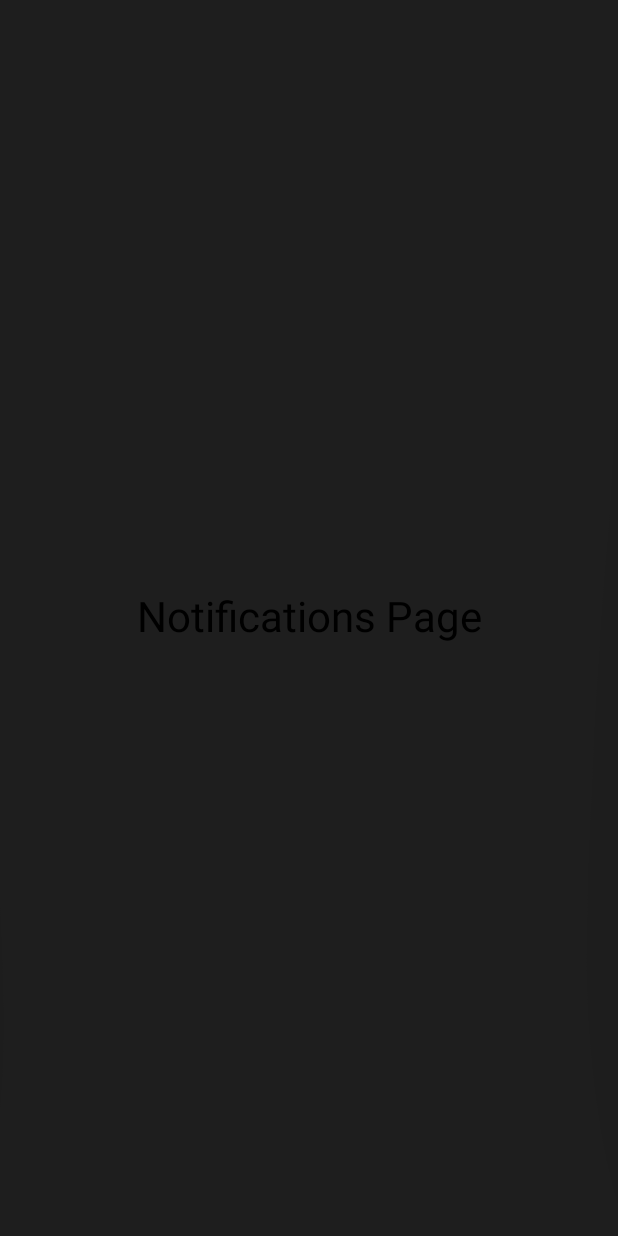
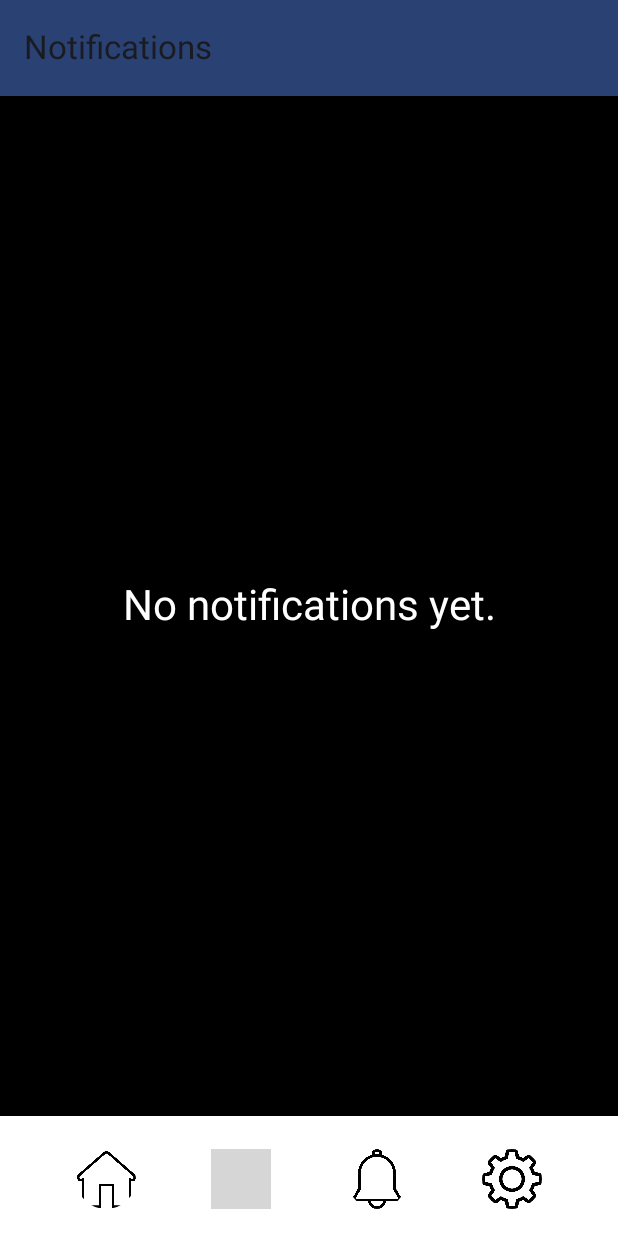
Before and after one commit to HaroldasT2/Mobile_Integration_CA3_Haroldas_Wiktor, an Android app built with Jetpack Compose: the NotificationsPage screen opened through its navigation route, on a phone screen of 412 x 824 dp. Run offline under Robolectric (Android 15) with nearby library versions, the phone set to English and light mode, and no system bars; grey boxes are pictures that could not be loaded.

Commit message:
added a navigation bar component, created recordings,notification and settings pag

```diff
--- a/app/src/main/java/com/example/homeguard/MainActivity.kt
+++ b/app/src/main/java/com/example/homeguard/MainActivity.kt
@@ -3,51 +3,31 @@ package com.example.homeguard
 import android.os.Bundle
 import androidx.activity.ComponentActivity
 import androidx.activity.compose.setContent
-import androidx.activity.enableEdgeToEdge
-import androidx.compose.foundation.layout.fillMaxSize
-import androidx.compose.foundation.layout.padding
-import androidx.compose.material3.Scaffold
-import androidx.compose.material3.Text
 import androidx.compose.foundation.Image
 import androidx.compose.foundation.background
-import androidx.compose.foundation.layout.Arrangement
-import androidx.compose.ui.res.painterResource
-import androidx.compose.foundation.layout.Box
-import androidx.compose.foundation.layout.Column
-import androidx.compose.foundation.layout.Row
-import androidx.compose.foundation.layout.Spacer
-import androidx.compose.foundation.layout.fillMaxWidth
-import androidx.compose.foundation.layout.height
-import androidx.compose.foundation.layout.size
-import androidx.compose.foundation.layout.width
-import androidx.compose.foundation.layout.wrapContentWidth
-import androidx.compose.material3.Button
-import androidx.compose.material3.ButtonDefaults
-import androidx.compose.material3.Icon
-import androidx.compose.material3.IconButton
-import androidx.compose.material3.MaterialTheme
-import androidx.compose.material3.Surface
-import androidx.compose.material3.Switch
-import androidx.compose.ui.layout.ContentScale
-import androidx.compose.runtime.Composable
-import androidx.compose.runtime.getValue
-import androidx.compose.runtime.mutableStateOf
-import androidx.compose.runtime.remember
-import androidx.compose.runtime.setValue
+import androidx.compose.foundation.layout.*
+import androidx.compose.material3.*
+import androidx.compose.runtime.*
 import androidx.compose.ui.Alignment
 import androidx.compose.ui.Modifier
-import androidx.compose.runtime.*
-import androidx.navigation.compose.NavHost
-import androidx.navigation.compose.composable
-import androidx.navigation.compose.rememberNavController
 import androidx.compose.ui.graphics.Color
 import androidx.compose.ui.graphics.painter.Painter
+import androidx.compose.ui.layout.ContentScale
+import androidx.compose.ui.res.painterResource
 import androidx.compose.ui.res.stringResource
 import androidx.compose.ui.text.style.TextAlign
 import androidx.compose.ui.tooling.preview.Preview
 import androidx.compose.ui.unit.dp
 import androidx.compose.ui.unit.sp
+import androidx.navigation.NavController
+import androidx.navigation.compose.NavHost
+import androidx.navigation.compose.composable
+import androidx.navigation.compose.rememberNavController
+import com.example.homeguard.ui.CameraPage
 import com.example.homeguard.ui.theme.HomeGuardTheme
+import com.example.homeguard.ui.BottomNavBar
+import com.example.homeguard.ui.NotificationsPage
+import com.example.homeguard.ui.SettingsPage
 
 class MainActivity : ComponentActivity() {
     override fun onCreate(savedInstanceState: Bundle?) {
@@ -74,155 +54,64 @@ fun ImageBackground(){
 @Composable
 fun HomeGuardApp() {
     val navController = rememberNavController()
-    ImageBackground()
+
     NavHost(navController = navController, startDestination = "home") {
-        //Home Page
-        composable("home") { HomePage(navController,
-            title = stringResource(R.string.title_jetpack_compose_tutorial),
+        composable("home") {
+            HomePage(
+                navController = navController,
+                title = "HomeGuard",
                 image1 = painterResource(R.drawable.bg_compose_background),
-            image2 = painterResource(R.drawable.microphone),
-            modifier = Modifier.fillMaxSize().padding(16.dp)) }
-
-
-
-        //Camera Page
+                image2 = painterResource(R.drawable.microphone)
+            )
+        }
         composable("camera") { CameraPage(navController) }
-
-
-        //Notifications Page
         composable("notifications") { NotificationsPage(navController) }
-
-
-        //Settings Page
         composable("settings") { SettingsPage(navController) }
     }
 }
 
+
 @Composable
-fun HomePage(navController: androidx.navigation.NavController,
-             title: String,
-             image1: Painter,
-             image2: Painter,
-             modifier: Modifier = Modifier,) {
-
-
-
-    var isGreen by remember { mutableStateOf(false) }
-    var isSwitchChecked by remember { mutableStateOf(false) }
-
-
-
-    //Used to change the layout of the app
-    Column(modifier = modifier,
+fun HomePage(navController: NavController, title: String, image1: Painter, image2: Painter) {
+    Scaffold(
+        bottomBar = { BottomNavBar(navController) },
+        containerColor = Color.Black // Background for the page
+    ) { paddingValues ->
+        Column(
+            modifier = Modifier
+                .fillMaxSize()
+                .padding(paddingValues)
+                .padding(16.dp),
             horizontalAlignment = Alignment.CenterHorizontally
         ) {
-
             Text(
                 text = title,
-            modifier = Modifier.padding(16.dp),
                 fontSize = 40.sp,
+                color = Color.White,
                 textAlign = TextAlign.Center,
-            color = Color.White
+                modifier = Modifier.padding(16.dp)
             )
 
             Image(painter = image1, contentDescription = null, modifier = Modifier.size(300.dp))
 
-
-
+            var isGreen by remember { mutableStateOf(false) }
             Button(
                 colors = ButtonDefaults.buttonColors(containerColor = if (isGreen) Color.Green else Color.Gray),
                 onClick = { isGreen = !isGreen },
                 modifier = Modifier.padding(16.dp)
-        ){
-            // Text(text = stringResource(R.string.increment_button)) // Button text: "Add Person"
-            Image(painter = image2, contentDescription = null, Modifier.width(100.dp))
+            ) {
+                Image(painter = image2, contentDescription = null, modifier = Modifier.width(100.dp))
             }
 
-        Row(
-            horizontalArrangement = Arrangement.spacedBy(8.dp),
-            verticalAlignment = Alignment.CenterVertically
-        ) {
-            Text(text = stringResource(R.string.show_average),
-                color = Color.White)
-            Switch(
-                modifier = Modifier
-                    .fillMaxWidth()
-                    .wrapContentWidth(Alignment.End),
-                checked = isSwitchChecked,
-                onCheckedChange = { isSwitchChecked = it }
-            )
+            Row(verticalAlignment = Alignment.CenterVertically) {
+                Text(text = "Voice Changer", color = Color.White)
+                val checkedState = remember { mutableStateOf(false) }
+                Switch(checked = checkedState.value, onCheckedChange = { checkedState.value = it })
             }
-
-
-
-        Spacer(modifier = Modifier.height(150.dp))
-        Row(
-            modifier = Modifier
-                .fillMaxWidth()
-                .background(Color.White)
-                .padding(8.dp),
-            horizontalArrangement = Arrangement.SpaceEvenly,
-            verticalAlignment = Alignment.CenterVertically
-        ) {
-            IconButton(
-                onClick = { navController.navigate("home") }
-            ) {
-                Icon(
-                    painter = painterResource(id = R.drawable.home),
-                    contentDescription = "Home",
-                    tint = Color.Black
-                )
         }
-
-            IconButton(
-                onClick = { navController.navigate("camera") }
-            ) {
-                Icon(
-                    painter = painterResource(id = R.drawable.camera),
-                    contentDescription = "Camera",
-                    tint = Color.Black
-                )
-            }
-
-            IconButton(
-                onClick = { navController.navigate("notifications") }
-            ) {
-                Icon(
-                    painter = painterResource(id = R.drawable.bell),
-                    contentDescription = "Bell",
-                    tint = Color.Black
-                )
-            }
-
-            IconButton(
-                onClick = { navController.navigate("settings") }
-            ) {
-                Icon(
-                    painter = painterResource(id = R.drawable.settings),
-                    contentDescription = "Settings",
-                    tint = Color.Black
-                )
     }
 }
 
-    }
-
-}
-
-@Composable
-fun CameraPage(navController: androidx.navigation.NavController) {
-    CenteredText("Camera Page")
-}
-
-@Composable
-fun NotificationsPage(navController: androidx.navigation.NavController) {
-    CenteredText("Notifications Page")
-}
-
-@Composable
-fun SettingsPage(navController: androidx.navigation.NavController) {
-    CenteredText("Settings Page")
-}
 
 @Composable
 fun CenteredText(text: String) {
@@ -242,6 +131,5 @@ fun GreetingPreview() {
     HomeGuardTheme {
         ImageBackground()
         HomeGuardApp()
-
     }
 }
--- /dev/null
+++ b/app/src/main/java/com/example/homeguard/ui/BottomNavBar.kt
@@ -0,0 +1,56 @@
+package com.example.homeguard.ui
+
+import androidx.compose.foundation.layout.Row
+import androidx.compose.foundation.layout.fillMaxWidth
+import androidx.compose.foundation.layout.wrapContentWidth
+import androidx.compose.material3.*
+import androidx.compose.runtime.Composable
+import androidx.compose.ui.Alignment
+import androidx.compose.ui.Modifier
+import androidx.compose.ui.graphics.Color
+import androidx.navigation.NavController
+import androidx.compose.ui.res.painterResource
+import com.example.homeguard.R
+
+@Composable
+fun BottomNavBar(navController: NavController) {
+    BottomAppBar(
+        containerColor = Color.White, // Background color
+        contentColor = Color.Black    // Icon color
+    ) {
+        Row(
+            modifier = Modifier.fillMaxWidth(),
+            horizontalArrangement = androidx.compose.foundation.layout.Arrangement.SpaceEvenly,
+            verticalAlignment = Alignment.CenterVertically
+        ) {
+            IconButton(onClick = { navController.navigate("home") }) {
+                Icon(
+                    painter = painterResource(id = R.drawable.home),
+                    contentDescription = "Home",
+                    tint = Color.Black
+                )
+            }
+            IconButton(onClick = { navController.navigate("camera") }) {
+                Icon(
+                    painter = painterResource(id = R.drawable.camera),
+                    contentDescription = "Camera",
+                    tint = Color.Black
+                )
+            }
+            IconButton(onClick = { navController.navigate("notifications") }) {
+                Icon(
+                    painter = painterResource(id = R.drawable.bell),
+                    contentDescription = "Notifications",
+                    tint = Color.Black
+                )
+            }
+            IconButton(onClick = { navController.navigate("settings") }) {
+                Icon(
+                    painter = painterResource(id = R.drawable.settings),
+                    contentDescription = "Settings",
+                    tint = Color.Black
+                )
+            }
+        }
+    }
+}
--- /dev/null
+++ b/app/src/main/java/com/example/homeguard/ui/NotificationsPage.kt
@@ -0,0 +1,85 @@
+package com.example.homeguard.ui
+
+import androidx.compose.foundation.background
+import androidx.compose.foundation.layout.*
+import androidx.compose.foundation.lazy.LazyColumn
+import androidx.compose.foundation.text.BasicText
+import androidx.compose.material3.*
+import androidx.compose.runtime.Composable
+import androidx.compose.ui.Alignment
+import androidx.compose.ui.Modifier
+import androidx.compose.ui.graphics.Color
+import androidx.compose.ui.text.font.FontWeight
+import androidx.compose.ui.unit.dp
+import androidx.compose.ui.unit.sp
+import androidx.navigation.NavController
+import com.example.homeguard.R
+
+
+// Mock Notifications Data
+data class Notification(val title: String, val timestamp: String, val description: String)
+
+val mockNotifications = listOf(
+    Notification("Motion Detected", "2024-12-02 10:00", "Motion detected at the front door."),
+    Notification("Camera Offline", "2024-12-01 22:00", "Camera is currently offline."),
+    Notification("Settings Updated", "2024-11-30 14:30", "You updated the Voice Changer settings.")
+)
+
+@OptIn(ExperimentalMaterial3Api::class)
+@Composable
+fun NotificationsPage(navController: NavController) {
+    Scaffold(
+        topBar = {
+            TopAppBar(
+                title = { Text("Notifications") },
+                colors = TopAppBarDefaults.centerAlignedTopAppBarColors(containerColor = MaterialTheme.colorScheme.primary)
+            )
+        },
+        bottomBar = { BottomNavBar(navController) }
+    ) { paddingValues ->
+        Column(
+            modifier = Modifier
+                .fillMaxSize()
+                .background(Color.Black)
+                .padding(paddingValues),
+            verticalArrangement = Arrangement.Center,
+            horizontalAlignment = Alignment.CenterHorizontally
+        ) {
+            Text(
+                text = "No notifications yet.",
+                color = Color.White,
+                style = MaterialTheme.typography.headlineMedium
+            )
+        }
+    }
+}
+
+@Composable
+fun NotificationCard(notification: Notification) {
+    Card(
+        modifier = Modifier.fillMaxWidth(),
+        colors = CardDefaults.cardColors(containerColor = Color.DarkGray),
+        elevation = CardDefaults.cardElevation(8.dp)
+    ) {
+        Column(modifier = Modifier.padding(16.dp)) {
+            Text(
+                text = notification.title,
+                fontSize = 16.sp,
+                fontWeight = FontWeight.Bold,
+                color = Color.White
+            )
+            Spacer(modifier = Modifier.height(8.dp))
+            Text(
+                text = notification.timestamp,
+                fontSize = 12.sp,
+                color = Color.LightGray
+            )
+            Spacer(modifier = Modifier.height(8.dp))
+            Text(
+                text = notification.description,
+                fontSize = 14.sp,
+                color = Color.Gray
+            )
+        }
+    }
+}
--- /dev/null
+++ b/app/src/main/res/drawable/ic_launcher_playstore.xml
@@ -0,0 +1,4 @@
+<?xml version="1.0" encoding="utf-8"?>
+<selector xmlns:android="http://schemas.android.com/apk/res/android">
+
+</selector>
```
Also changed, not shown: app/src/main/java/com/example/homeguard/ui/CameraPage.kt (added, +133 -0 lines), app/src/main/java/com/example/homeguard/ui/SettingsPage.kt (added, +65 -0 lines). Lines whose indentation alone changed are shown as unchanged.
